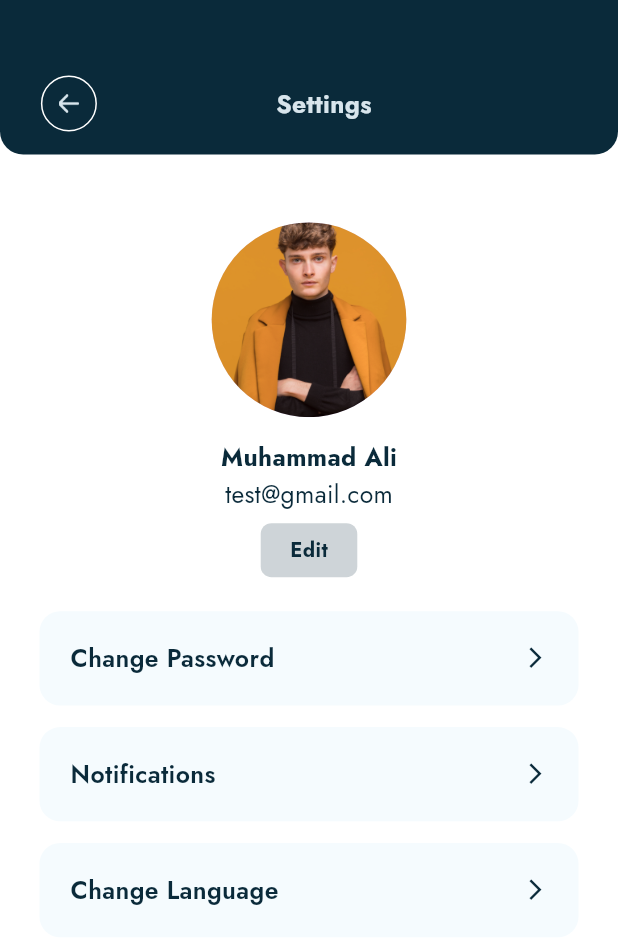
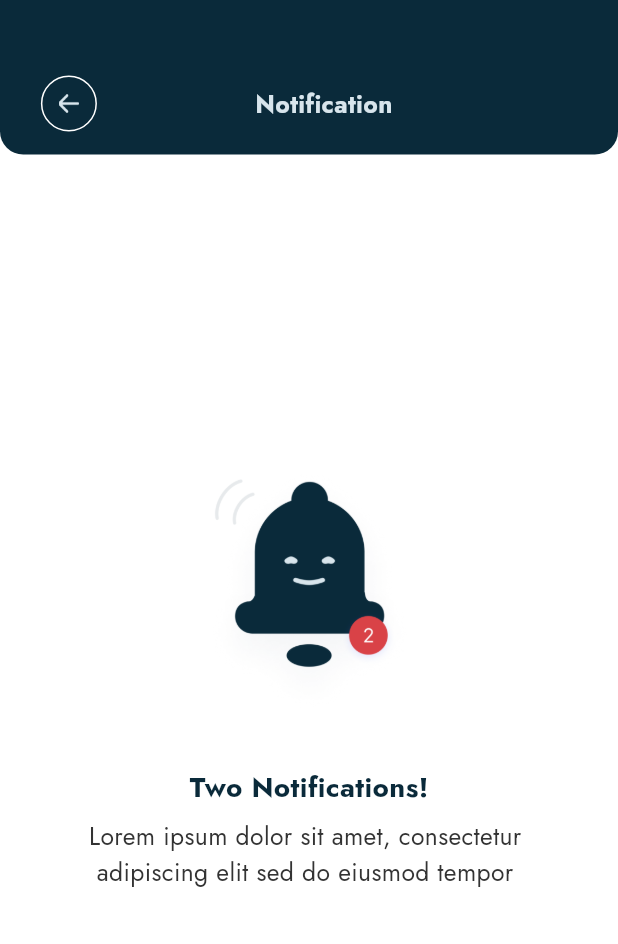
Before and after one commit to Shees-Ali1/Quandry, a Flutter app: the SettingsScreen screen opened directly, after a tap on "Notifications", on a phone screen of 412 x 824 dp. Shown: the top 944 px of the screen. Run offline on Flutter 3.47's test engine with Material 3 defaults, Android fonts, the phone set to English and light mode, and no system bars; our stand-ins replace animated_notch_bottom_bar, flutter_screenutil, font_awesome_flutter, get, google_fonts, image_picker and 2 more.

Commit message:
Profile Screen and app bars 30-oct,

```diff
--- a/lib/const/images.dart
+++ b/lib/const/images.dart
@@ -29,6 +29,9 @@ class AppImages {
   static const back_icon = 'assets/images/back_icon.png';
   static const profile_pic = 'assets/images/profile_pic_avatar.png';
   static const camera_icon = 'assets/images/camera_icon.png';
+  static const main_notification = 'assets/images/main_notification.png';
+  static const setting_icon = 'assets/images/setting_icon.png';
+  static const notification_card_image = 'assets/images/notification_card_image.png';
 
 
 }
--- /dev/null
+++ b/lib/setting_screen/notification_screens/notification_screen_main.dart
@@ -0,0 +1,57 @@
+import 'package:flutter/material.dart';
+import 'package:quandry/const/colors.dart';
+import 'package:quandry/const/images.dart';
+import 'package:quandry/const/textstyle.dart';
+import 'package:quandry/setting_screen/notification_screens/notifications_detail.dart';
+import 'package:quandry/widgets/appbar_small.dart';
+import 'package:get/get.dart'; // Ensure GetX is imported
+import 'package:flutter_screenutil/flutter_screenutil.dart';
+
+
+
+class NotificationScreenMain extends StatelessWidget {
+  const NotificationScreenMain({super.key});
+
+  @override
+  Widget build(BuildContext context) {
+    return  Scaffold(
+      appBar: AppbarSmall(
+        title: "Notification",
+        iconImage: AppImages.back_icon,
+        onIconTap: () {
+          Get.back();
+        },
+      ),
+
+      backgroundColor: AppColors.backgroundColor,
+      body: Padding(
+        padding:  EdgeInsets.symmetric(horizontal: 12.w),
+        child: Column(mainAxisAlignment: MainAxisAlignment.center,
+          children: [
+            GestureDetector(
+              onTap: (){
+                Get.to(NotificationsDetail());
+                },
+              child: Container(
+                height: 306.71.h,
+                width: double.infinity,
+                child: Column(
+                  children: [
+                    Container(
+                        height:169.21.h,
+                        width: 155.92.w,
+                        child: Image.asset(AppImages.main_notification)),
+                    SizedBox(height: 30.5.h),
+                    Text("Two Notifications!", style: jost700(18.sp, AppColors.blueColor),),
+                    SizedBox(height: 7.h),
+                    Text("Lorem ipsum dolor sit amet, consectetur \n adipiscing elit sed do eiusmod tempor", style: jost400(16.sp, AppColors.calendartext),),
+                  ],
+                ),
+              ),
+            ),
+          ],
+        ),
+      ),
+    );
+  }
+}
--- a/lib/setting_screen/settings_screen.dart
+++ b/lib/setting_screen/settings_screen.dart
@@ -5,9 +5,9 @@ import 'package:quandry/const/colors.dart';
 import 'package:quandry/const/images.dart';
 import 'package:quandry/const/textstyle.dart';
 import 'package:quandry/setting_screen/change_password/change_password.dart';
+import 'package:quandry/setting_screen/notification_screens/notification_screen_main.dart';
 import 'package:quandry/widgets/appbar_small.dart';
-import 'package:quandry/widgets/custom_button.dart';
-import 'package:font_awesome_flutter/font_awesome_flutter.dart';
+
 
 
 class SettingsScreen extends StatefulWidget {
@@ -60,6 +60,7 @@ class _SettingsScreenState extends State<SettingsScreen> {
                 SizedBox(height: 1.h),
                 Text("test@gmail.com", style: jost400(16.sp, AppColors.blueColor),),
                 SizedBox(height: 7.h),
+                /// Edit Button
                 GestureDetector(
                   onTap: (){
                     },
@@ -109,7 +110,7 @@ Get.to(ChangePassword());
                 /// Notifications Button
                 GestureDetector(
                   onTap: (){
-
+                    Get.to(NotificationScreenMain());
                   },
                   child: Container(
                       height:61.h,
```
Also changed, not shown: lib/setting_screen/change_password/change_password.dart (+5 -7 lines), lib/setting_screen/notification_screens/notifications_detail.dart (added, +129 -0 lines), assets/images/main_notification.png (added), assets/images/notification_card_image.png (added), assets/images/setting_icon.png (added).
